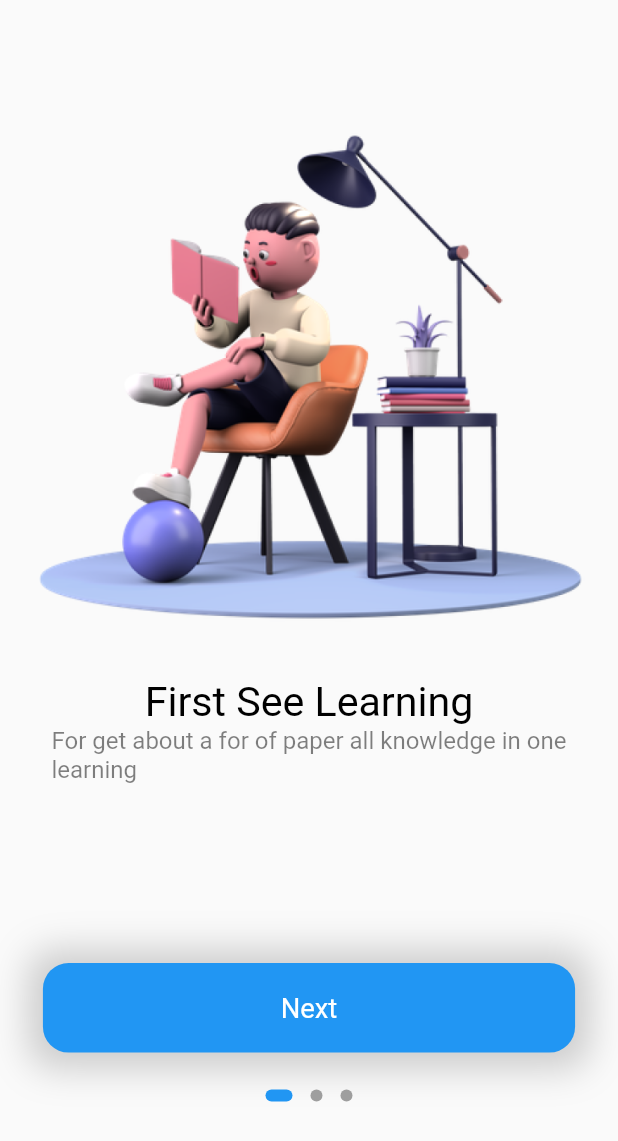
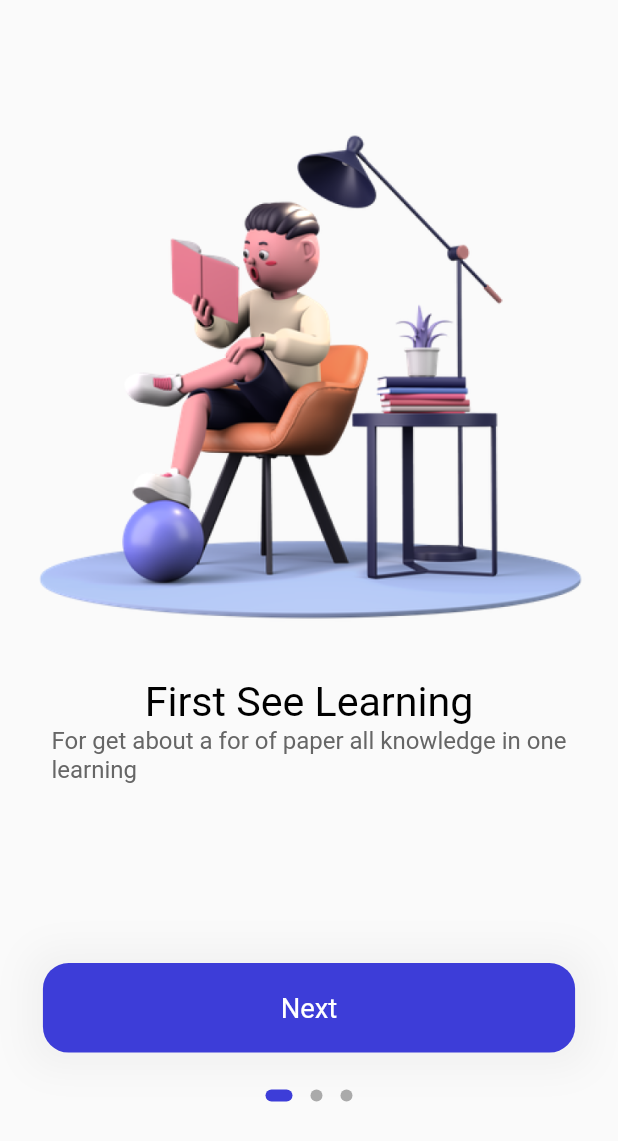
Before and after one commit to thelinh0302/course_selling, a Flutter app: the screen it shows after launch, on a phone screen of 412 x 824 dp. Shown: the top 1141 px of the screen. Run offline on Flutter 3.47's test engine with Material 2 defaults, Android fonts, the phone set to English and light mode, and no system bars; drawn by our look-alikes of dots_indicator; our stand-ins replace cloud_firestore, flutter_bloc, flutter_screenutil; accounts and stored records are empty.

Commit message:
Refactor code

```diff
--- a/lib/pages/welcome/welcome.dart
+++ b/lib/pages/welcome/welcome.dart
@@ -1,3 +1,4 @@
+import 'package:course_selling/common/values/colors.dart';
 import 'package:course_selling/main.dart';
 import 'package:course_selling/pages/welcome/bloc/welcome_blocs.dart';
 import 'package:course_selling/pages/welcome/bloc/welcome_events.dart';
@@ -64,8 +65,8 @@ class _WelcomeState extends State<Welcome> {
                     position: state.page.toDouble(),
                     mainAxisAlignment: MainAxisAlignment.center,
                     decorator: DotsDecorator(
-                        color: Colors.grey,
-                        activeColor: Colors.blue,
+                        color: AppColors.primaryThreeElementText,
+                        activeColor: AppColors.primaryElement,
                         size: const Size.square(8.0),
                         activeSize: const Size(18.0, 8.0),
                         activeShape: RoundedRectangleBorder(
@@ -93,7 +94,7 @@ class _WelcomeState extends State<Welcome> {
           child: Text(
             title,
             style: TextStyle(
-                color: Colors.black,
+                color: AppColors.primaryText,
                 fontSize: 24.sp,
                 fontWeight: FontWeight.normal),
           ),
@@ -103,7 +104,7 @@ class _WelcomeState extends State<Welcome> {
           child: Text(
             subTitle,
             style: TextStyle(
-                color: Colors.black.withOpacity(0.5),
+                color: AppColors.primarySecondaryElementText,
                 fontSize: 14.sp,
                 fontWeight: FontWeight.normal),
           ),
@@ -113,7 +114,7 @@ class _WelcomeState extends State<Welcome> {
             if (index < 3) {
               _pageController.animateToPage(index,
                   duration: const Duration(milliseconds: 500),
-                  curve: Curves.decelerate);
+                  curve: Curves.easeIn);
             } else {
               Navigator.of(context)
                   .pushNamedAndRemoveUntil("/signIn", (route) => false);
@@ -124,13 +125,13 @@ class _WelcomeState extends State<Welcome> {
             width: 325.w,
             height: 50.h,
             decoration: BoxDecoration(
-                color: Colors.blue,
+                color: AppColors.primaryElement,
                 borderRadius: BorderRadius.all(
                   Radius.circular(15.w),
                 ),
                 boxShadow: [
                   BoxShadow(
-                      color: Colors.grey.withOpacity(0.5),
+                      color: Colors.grey.withOpacity(0.1),
                       spreadRadius: 10,
                       blurRadius: 20,
                       offset: Offset(0, 1))
```
